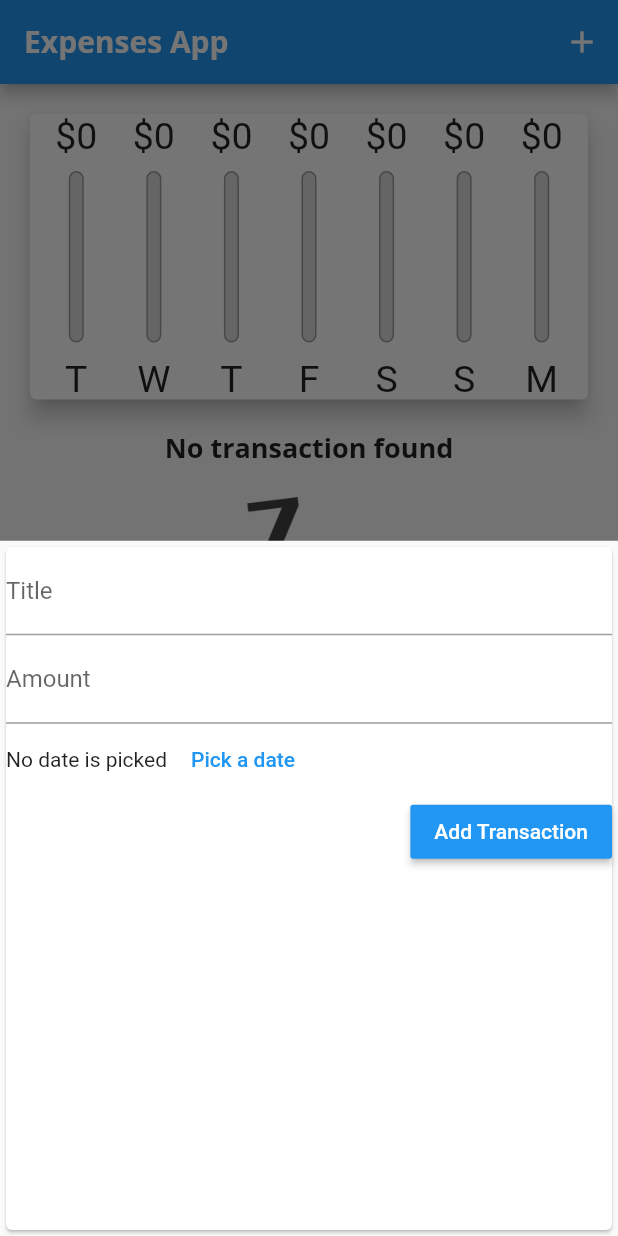
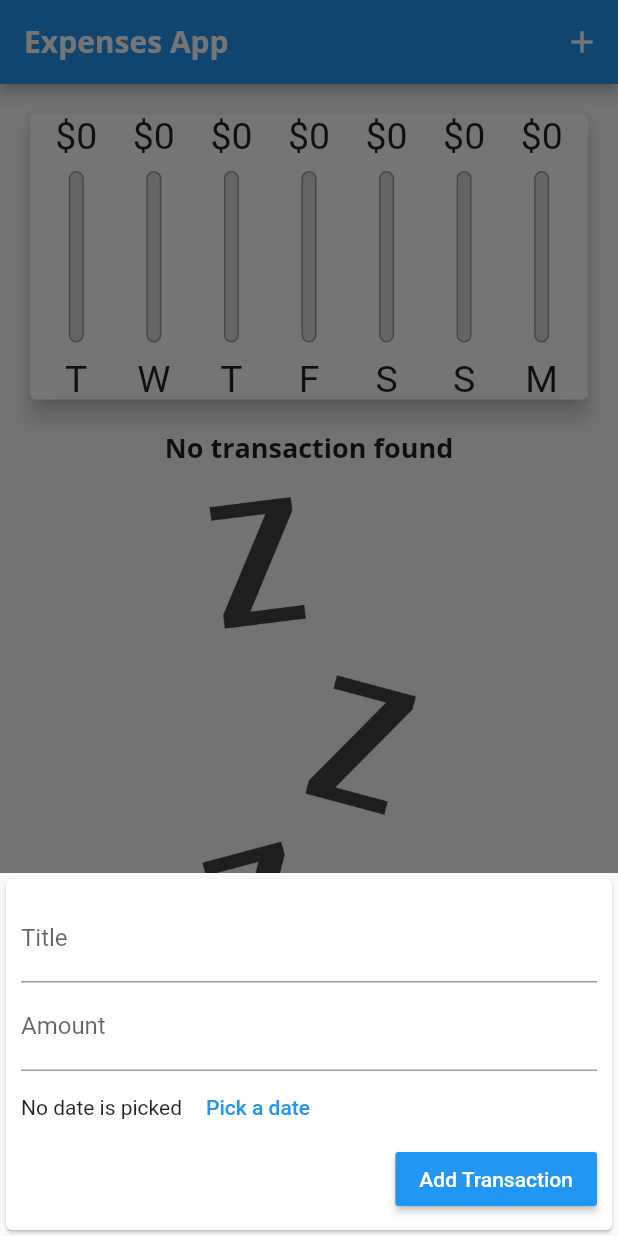
Before and after one commit to mohaBz/ExpensesApp, a Flutter app: the screen it shows after launch, after a tap on the "delete" icon, after a tap on the "add" icon, on a phone screen of 412 x 824 dp. Run offline on Flutter 3.47's test engine with Material 2 defaults, Android fonts, the phone set to English and light mode, and no system bars.

```diff
--- a/lib/main.dart
+++ b/lib/main.dart
@@ -59,6 +59,7 @@ class _MyHomePageState extends State<MyHomePage> {
     transaction(amount: 50, title: "sdsd", date: DateTime.now(), id: "152"),
     transaction(amount: 50, title: "sdsd", date: DateTime.now(), id: "152")
   ];
+  bool showChart = true;
 
   void deleteTransaction(String id) {
     setState(() {
@@ -98,6 +99,12 @@ class _MyHomePageState extends State<MyHomePage> {
         });
   }
 
+  void switchPresed(bool value) {
+    setState(() {
+      showChart = value;
+    });
+  }
+
   @override
   Widget build(BuildContext context) {
     final appBar = AppBar(
@@ -109,6 +116,18 @@ class _MyHomePageState extends State<MyHomePage> {
         )
       ],
     );
+    final isLandScape =
+        MediaQuery.of(context).orientation == Orientation.landscape;
+    final txList = Container(
+      height: (MediaQuery.of(context).size.height -
+              appBar.preferredSize.height -
+              MediaQuery.of(context).padding.top) *
+          0.7,
+      child: transactionList(
+        _userTransactions,
+        deleteTransaction,
+      ),
+    );
     return Scaffold(
       appBar: appBar,
       body: Container(
@@ -118,6 +137,19 @@ class _MyHomePageState extends State<MyHomePage> {
           child: Column(
             mainAxisAlignment: MainAxisAlignment.start,
             children: <Widget>[
+              if (isLandScape)
+                Row(
+                  mainAxisAlignment: MainAxisAlignment.center,
+                  children: [
+                    Text("Show Chart"),
+                    Switch(
+                        value: showChart,
+                        onChanged: (value) {
+                          switchPresed(value);
+                        })
+                  ],
+                ),
+              if (!isLandScape)
                 Container(
                   height: (MediaQuery.of(context).size.height -
                           appBar.preferredSize.height -
@@ -125,15 +157,17 @@ class _MyHomePageState extends State<MyHomePage> {
                       0.3,
                   child: Chart(recentTransactions),
                 ),
-              Container(
+              if (!isLandScape) txList,
+              if (isLandScape)
+                showChart
+                    ? Container(
                         height: (MediaQuery.of(context).size.height -
                                 appBar.preferredSize.height -
                                 MediaQuery.of(context).padding.top) *
                             0.7,
-                  child: transactionList(
-                    _userTransactions,
-                    deleteTransaction,
-                  ))
+                        child: Chart(recentTransactions),
+                      )
+                    : txList
             ],
           ),
         ),
--- a/lib/widgets/new_transaction.dart
+++ b/lib/widgets/new_transaction.dart
@@ -42,7 +42,15 @@ class _NewTransactionState extends State<NewTransaction> {
 
   @override
   Widget build(BuildContext context) {
-    return Card(
+    return SingleChildScrollView(
+      child: Card(
+        child: Container(
+          padding: EdgeInsets.only(
+            top: 10,
+            left: 10,
+            right: 10,
+            bottom: MediaQuery.of(context).viewInsets.bottom + 10,
+          ),
           child: Column(
             crossAxisAlignment: CrossAxisAlignment.end,
             children: [
@@ -70,19 +78,22 @@ class _NewTransactionState extends State<NewTransaction> {
                   ),
                   FlatButton(
                     child: Text('Pick a date',
-                    style: TextStyle(color: Theme.of(context).primaryColor)),
+                        style:
+                            TextStyle(color: Theme.of(context).primaryColor)),
                     onPressed: _pickDate,
                   )
                 ],
               ),
               RaisedButton(
-            child:
-                Text("Add Transaction", style: TextStyle(color: Colors.white)),
+                child: Text("Add Transaction",
+                    style: TextStyle(color: Colors.white)),
                 color: Theme.of(context).primaryColor,
                 onPressed: submit,
               )
             ],
           ),
+        ),
+      ),
     );
   }
 }
--- a/lib/widgets/transactionList.dart
+++ b/lib/widgets/transactionList.dart
@@ -9,7 +9,8 @@ class transactionList extends StatelessWidget {
   @override
   Widget build(BuildContext context) {
     return _userTransactions.isEmpty
-        ? Column(
+        ? LayoutBuilder(builder: (context, constraints) {
+            return Column(
               children: [
                 Text(
                   'No transaction found',
@@ -19,14 +20,15 @@ class transactionList extends StatelessWidget {
                   margin: EdgeInsets.only(
                     top: 20,
                   ),
-                height: 200,
+                  height: constraints.maxHeight * 0.6,
                   child: Image.asset(
                     'assets/images/waiting.png',
                     fit: BoxFit.contain,
                   ),
                 )
               ],
-          )
+            );
+          })
         : ListView.builder(
             itemBuilder: (context, index) {
               return Card(
```
Lines whose indentation alone changed are shown as unchanged.
